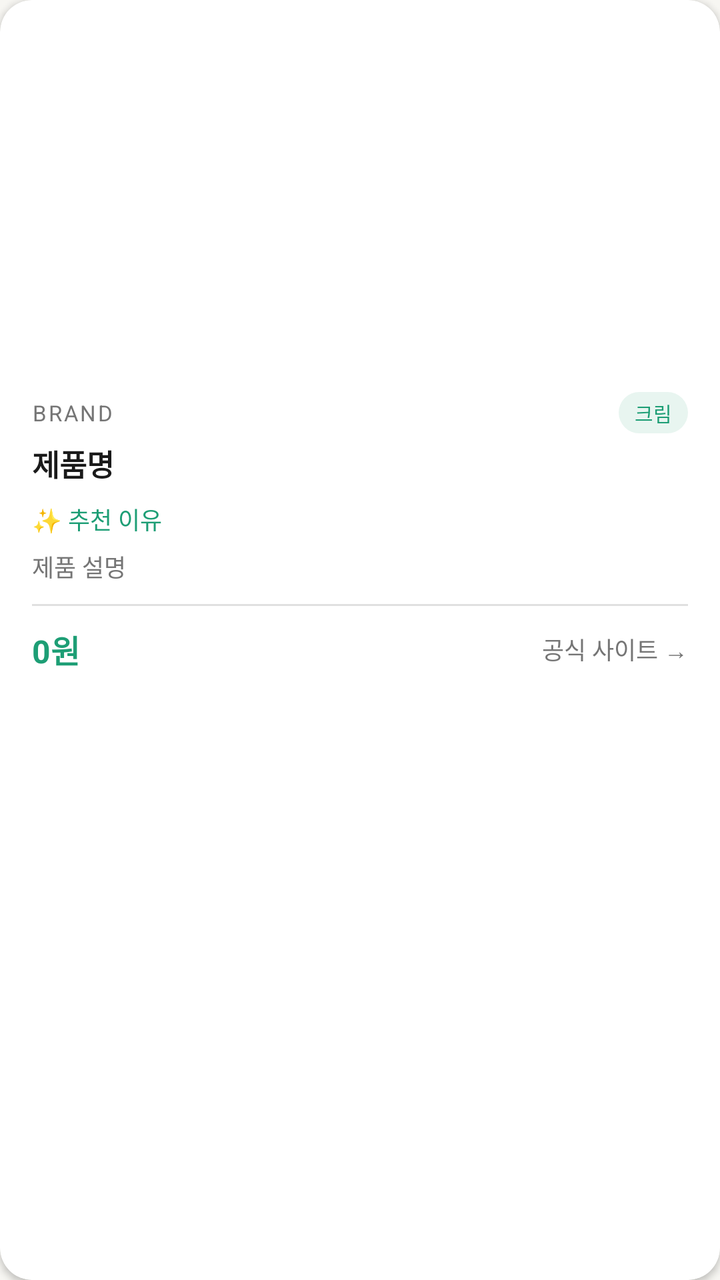
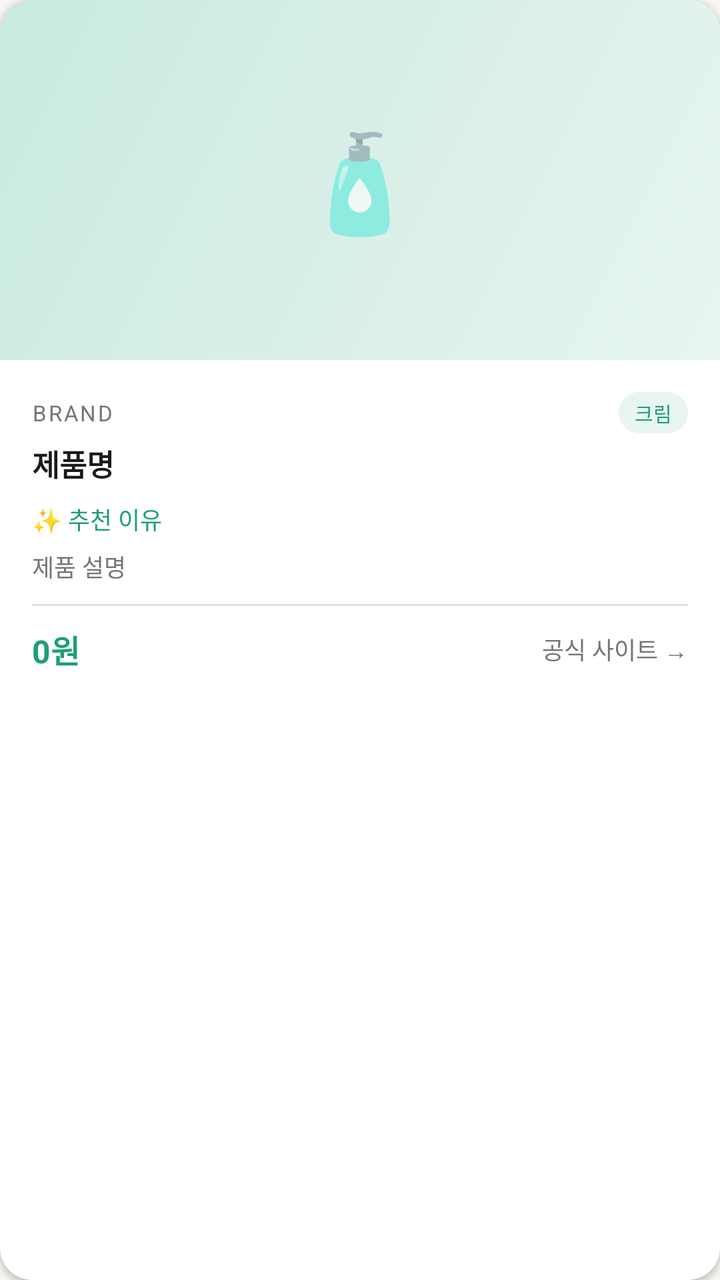

Compare the two renders of this Android layout. The source of the first and the diff that turns it into the second are given below.
<!-- AndroidManifest.xml: application theme Theme.Soboroskin -->
<!-- res/layout/item_cosmetic_product.xml -->
<?xml version="1.0" encoding="utf-8"?>
<androidx.cardview.widget.CardView
    xmlns:android="http://schemas.android.com/apk/res/android"
    xmlns:app="http://schemas.android.com/apk/res-auto"
    android:layout_width="match_parent"
    android:layout_height="wrap_content"
    android:layout_marginVertical="6dp"
    android:foreground="?attr/selectableItemBackground"
    android:clickable="true"
    android:focusable="true"
    app:cardCornerRadius="16dp"
    app:cardElevation="2dp"
    app:cardBackgroundColor="@color/surface">

    <LinearLayout
        android:layout_width="match_parent"
        android:layout_height="wrap_content"
        android:orientation="vertical">

        
        <ImageView
            android:id="@+id/iv_product"
            android:layout_width="match_parent"
            android:layout_height="180dp"
            android:scaleType="centerCrop" />

        
        <LinearLayout
            android:layout_width="match_parent"
            android:layout_height="wrap_content"
            android:orientation="vertical"
            android:padding="16dp">

            
            <LinearLayout
                android:layout_width="match_parent"
                android:layout_height="wrap_content"
                android:orientation="horizontal"
                android:gravity="center_vertical"
                android:layout_marginBottom="4dp">

                <TextView
                    android:id="@+id/tv_brand"
                    android:layout_width="0dp"
                    android:layout_height="wrap_content"
                    android:layout_weight="1"
                    android:textSize="11sp"
                    android:textColor="@color/text_secondary"
                    android:letterSpacing="0.08"
                    android:text="BRAND" />

                <TextView
                    android:id="@+id/tv_category"
                    android:layout_width="wrap_content"
                    android:layout_height="wrap_content"
                    android:background="@drawable/bg_tag"
                    android:paddingHorizontal="8dp"
                    android:paddingVertical="3dp"
                    android:textColor="@color/primary"
                    android:textSize="10sp"
                    android:text="크림" />

            </LinearLayout>

            
            <TextView
                android:id="@+id/tv_product_name"
                android:layout_width="match_parent"
                android:layout_height="wrap_content"
                android:textSize="15sp"
                android:textStyle="bold"
                android:textColor="@color/on_background"
                android:maxLines="2"
                android:ellipsize="end"
                android:layout_marginBottom="8dp"
                android:text="제품명" />

            
            <TextView
                android:id="@+id/tv_why_recommended"
                android:layout_width="match_parent"
                android:layout_height="wrap_content"
                android:textSize="12sp"
                android:textColor="@color/primary"
                android:lineSpacingMultiplier="1.3"
                android:layout_marginBottom="6dp"
                android:text="✨ 추천 이유" />

            
            <TextView
                android:id="@+id/tv_description"
                android:layout_width="match_parent"
                android:layout_height="wrap_content"
                android:textSize="12sp"
                android:textColor="@color/text_secondary"
                android:lineSpacingMultiplier="1.4"
                android:maxLines="2"
                android:ellipsize="end"
                android:layout_marginBottom="10dp"
                android:text="제품 설명" />

            
            <View
                android:layout_width="match_parent"
                android:layout_height="1dp"
                android:background="@color/divider"
                android:layout_marginBottom="10dp" />

            
            <LinearLayout
                android:layout_width="match_parent"
                android:layout_height="wrap_content"
                android:orientation="horizontal"
                android:gravity="center_vertical">

                <TextView
                    android:id="@+id/tv_price"
                    android:layout_width="0dp"
                    android:layout_height="wrap_content"
                    android:layout_weight="1"
                    android:textSize="16sp"
                    android:textStyle="bold"
                    android:textColor="@color/primary"
                    android:text="0원" />

                <TextView
                    android:layout_width="wrap_content"
                    android:layout_height="wrap_content"
                    android:text="공식 사이트 →"
                    android:textSize="12sp"
                    android:textColor="@color/text_secondary" />

            </LinearLayout>

        </LinearLayout>
    </LinearLayout>

</androidx.cardview.widget.CardView>
<!-- resources referenced by this layout -->
<resources>
  <color name="divider">#E0E0E0</color>
  <color name="on_background">#1A1A1A</color>
  <color name="primary">#1D9E75</color>
  <color name="surface">#FFFFFF</color>
  <color name="text_secondary">#757575</color>
  <!-- drawable bg_tag (drawable) -->
  <?xml version="1.0" encoding="utf-8"?>
  <shape xmlns:android="http://schemas.android.com/apk/res/android"
      android:shape="rectangle">
      <solid android:color="@color/primary_light" />
      <corners android:radius="100dp" />
  </shape>
  <style name="Theme.Soboroskin" parent="Theme.MaterialComponents.Light.NoActionBar">
          <item name="colorPrimary">@color/primary</item>
          <item name="colorPrimaryVariant">@color/primary_dark</item>
          <item name="colorOnPrimary">@color/on_primary</item>
          <item name="colorSecondary">@color/primary_variant</item>
          <item name="colorSecondaryVariant">@color/primary_dark</item>
          <item name="colorOnSecondary">@color/on_primary</item>
          <item name="android:colorBackground">@color/background</item>
          <item name="colorSurface">@color/surface</item>
          <item name="colorOnSurface">@color/on_surface</item>
          <item name="android:statusBarColor">@color/background</item>
          <item name="android:windowLightStatusBar" tools:targetApi="m">true</item>
          <item name="android:navigationBarColor">@color/surface</item>
          <item name="android:fontFamily">sans-serif</item>
      </style>
  <color name="primary_light">#E8F5F0</color>
  <color name="primary_dark">#157A5A</color>
  <color name="on_primary">#FFFFFF</color>
  <color name="primary_variant">#2DBF8C</color>
  <color name="background">#F7F6F2</color>
  <color name="on_surface">#1A1A1A</color>
</resources>

<!-- the commit's change to res/layout/item_cosmetic_product.xml (unified diff, before → after) -->
@@ -18,11 +18,26 @@
         android:orientation="vertical">
 
         
-        <ImageView
-            android:id="@+id/iv_product"
+        <FrameLayout
             android:layout_width="match_parent"
-            android:layout_height="180dp"
-            android:scaleType="centerCrop" />
+            android:layout_height="180dp">
+
+            <ImageView
+                android:id="@+id/iv_product"
+                android:layout_width="match_parent"
+                android:layout_height="match_parent"
+                android:scaleType="centerCrop"
+                android:background="@drawable/bg_cosmetic_placeholder" />
+
+            <TextView
+                android:id="@+id/tv_category_emoji"
+                android:layout_width="wrap_content"
+                android:layout_height="wrap_content"
+                android:layout_gravity="center"
+                android:textSize="48sp"
+                android:text="🧴" />
+
+        </FrameLayout>
 
         
         <LinearLayout
<!-- resource entries referenced after the edit -->
@@ -5,6 +5,16 @@
   <color name="primary">#1D9E75</color>
   <color name="surface">#FFFFFF</color>
   <color name="text_secondary">#757575</color>
+  <!-- drawable bg_cosmetic_placeholder (drawable) -->
+  <?xml version="1.0" encoding="utf-8"?>
+  <shape xmlns:android="http://schemas.android.com/apk/res/android"
+      android:shape="rectangle">
+      <gradient
+          android:startColor="#E8F5F0"
+          android:endColor="#C8EAE0"
+          android:angle="135"
+          android:type="linear" />
+  </shape>
   <!-- drawable bg_tag (drawable) -->
   <?xml version="1.0" encoding="utf-8"?>
   <shape xmlns:android="http://schemas.android.com/apk/res/android"
